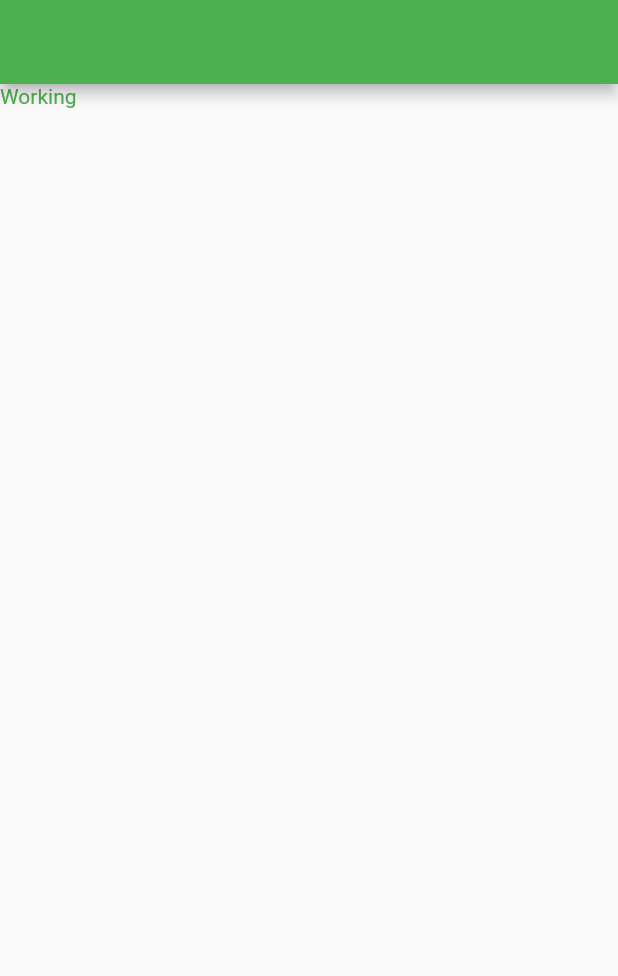
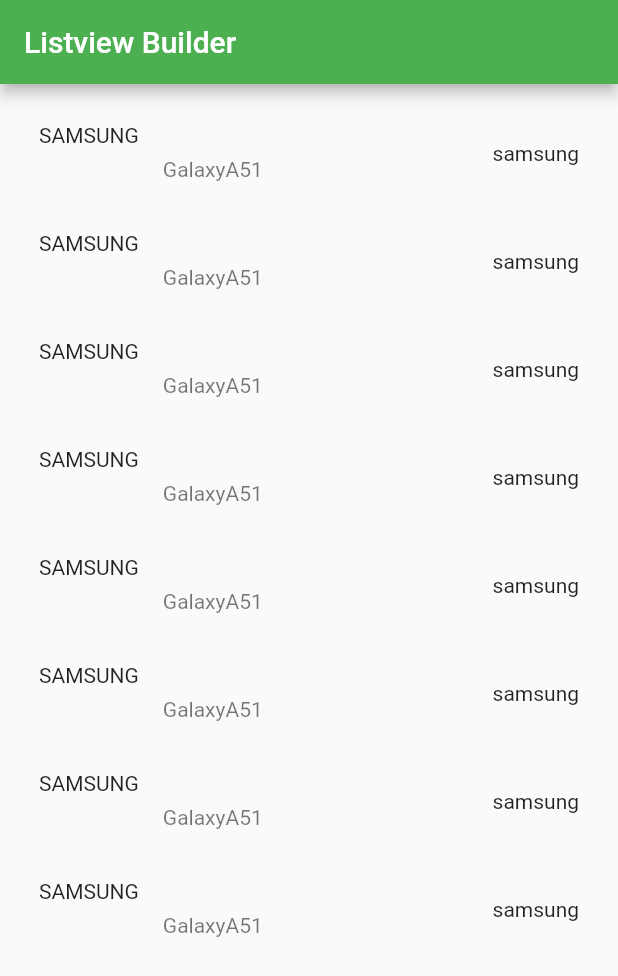
Before and after one commit to muhammadawaisyaseen/flutter_testing, a Flutter app: the screen it shows after launch, on a phone screen of 412 x 824 dp. Shown: the top 976 px of the screen. Run offline on Flutter 3.47's test engine with Material 2 defaults, Android fonts, the phone set to English and light mode, and no system bars.

Commit message:
listtile_width

```diff
--- a/lib/main.dart
+++ b/lib/main.dart
@@ -14,12 +14,13 @@ class MyApp extends StatelessWidget {
     return MaterialApp(
       debugShowCheckedModeBanner: false,
       title: 'Flutter Demo',
+
       theme: ThemeData(
         primarySwatch: Colors.blue,
         iconTheme: IconThemeData(color: Colors.pink),
         appBarTheme: AppBarTheme(backgroundColor: Colors.green),
       ),
-      home: const ListviewTesing(),
+      home: ListviewTesing(),
     );
   }
 }
--- a/lib/screen/lisview_testing.dart
+++ b/lib/screen/lisview_testing.dart
@@ -5,62 +5,72 @@ import 'package:flutter/src/widgets/framework.dart';
 import 'package:flutter_application_2/screen/stack_testing.dart';
 
 class ListviewTesing extends StatelessWidget {
-  const ListviewTesing({super.key});
-
+  // const ListviewTesing();
+  // int ind = 8;
   @override
   Widget build(BuildContext context) {
-    // return Padding(
-    //   padding: const EdgeInsets.only(left: 10, right: 10, top: 10),
-    //   child: ListView.builder(
-    //     // scrollDirection: Axis.vertical,
-    //     itemCount: 40,
-    //     itemBuilder: (BuildContext context, index) {
-    //       return Padding(
-    //         padding: const EdgeInsets.all(8.0),
-    //         child: Container(
-    //           // width: 200,
-    //           // height: MediaQuery.of(context).size.height * 0.08,
-    //           height: 90,
-    //           decoration: const BoxDecoration(
-    //               color: Colors.red,
-    //               borderRadius: BorderRadius.all(Radius.circular(30))),
-    //           child: ListTile(
-    //             leading: const Text("SAMSUNG"),
-    //             trailing: const Text("samsung"),
-    //             subtitle: const Text("GalaxyA51"),
-    //             // focusColor: Colors.red,
-    //             tileColor: Colors.green,
-    //             // selectedColor: Colors.orange,
-    //             //hoverColor: Colors.black,
-    //             onTap: () {
-    //               // Navigator.push(context,
-    //               //     MaterialPageRoute(builder: (context) => StackTesting()));
-    //             },
-    //           ),
-    //         ),
-    //       );
-    //     },
-    //   ),
-    // );
-    // return Text(
-    //   'Working',
-    //   style: TextStyle(
-    //     color: Colors.black,
-    //     fontWeight: FontWeight.w400,
-    //     fontSize: 14,
-    //     decoration: TextDecoration.none,
-    //   ),
-    // );
     return Scaffold(
-      appBar: AppBar(),
-      body: Text(
-        'Working',
-        style: TextStyle(
-          fontSize: 14,
-          color: Theme.of(context).appBarTheme.backgroundColor,
-        ),
+      appBar: AppBar(
+        title: Text("Listview Builder"),
       ),
+      body: Padding(
+          padding: const EdgeInsets.only(left: 10, right: 10, top: 10),
+          child: ListView.builder(
+            itemCount: 8,
+            itemBuilder: (BuildContext context, index) {
+              return index % 2 == 0
+                  ? SizedBox(
+                      width: 500,
+                      child: ListTile(
+                        leading: const Text("SAMSUNG"),
+                        trailing: const Text("samsung"),
+                        subtitle: const Text("GalaxyA51"),
+                        onTap: () {
+                          //   Navigator.push(
+                          //       context,
+                          //       MaterialPageRoute(
+                          //           builder: (context) => StackTesting()));
+                        },
+                      ),
+                    )
+                  : SizedBox(
+                      width: 300,
+                      child: ListTile(
+                        leading: const Text("SAMSUNG"),
+                        trailing: const Text("samsung"),
+                        subtitle: const Text("GalaxyA51"),
+                        onTap: () {
+                          // Navigator.push(
+                          //     context,
+                          //     MaterialPageRoute(
+                          //         builder: (context) => StackTesting()));
+                        },
+                      ),
+                    );
+            },
+          )
+          // : SizedBox(
+          //     // height: 80,
+          //     width: 300,
+          //     child: ListView.builder(
+          //       // scrollDirection: Axis.vertical,
+          //       itemCount: 40,
+          //       itemBuilder: (BuildContext context, ind) {
+          //         return ListTile(
+          //           leading: const Text("SAMSUNG"),
+          //           trailing: const Text("samsung"),
+          //           subtitle: const Text("GalaxyA51"),
+          //           onTap: () {
+          //             // Navigator.push(
+          //             //     context,
+          //             //     MaterialPageRoute(
+          //             //         builder: (context) => StackTesting()));
+          //           },
+          //         );
+          //       },
+          //     ),
+          //   ),
+          ),
     );
-    // return Scaffold(body: Icon(Icons.add));
   }
 }
```
